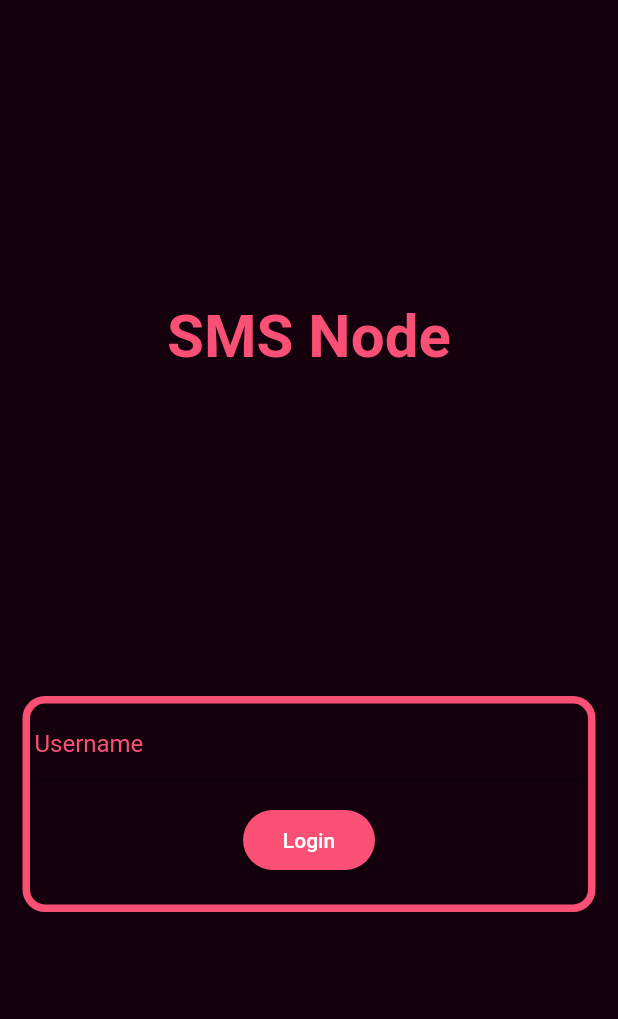
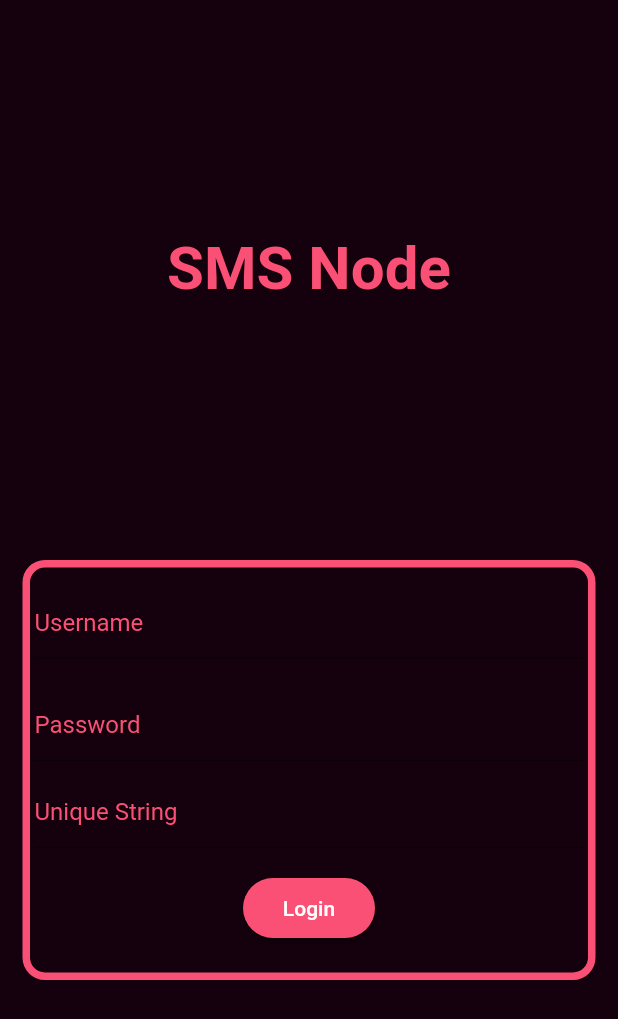
Before and after one commit to theProgrammerDavid/sms-sender, a Flutter app: the screen it shows after launch, on a phone screen of 412 x 824 dp. Shown: the top 1019 px of the screen. Run offline on Flutter 3.47's test engine with Material 2 defaults, Android fonts, the phone set to English and light mode, and no system bars; missing offline and left inert: sms.

Commit message:
login screen

```diff
--- a/app/lib/main.dart
+++ b/app/lib/main.dart
@@ -27,12 +27,13 @@ void main() {
 
 class MyApp extends StatelessWidget {
   // This widget is the root of your application.
+
   @override
   Widget build(BuildContext context) {
     return MaterialApp(
       title: 'SMS Node',
       theme: ThemeData(
-         primarySwatch: mediumPurple,
+        primarySwatch: mediumPurple,
         visualDensity: VisualDensity.adaptivePlatformDensity,
       ),
       home: MyHomePage(
@@ -52,6 +53,10 @@ class MyHomePage extends StatefulWidget {
 }
 
 class _MyHomePageState extends State<MyHomePage> {
+  TextEditingController uname;
+  TextEditingController pass;
+  TextEditingController ucode;
+
   @override
   Widget build(BuildContext context) {
     return Scaffold(
@@ -80,15 +85,41 @@ class _MyHomePageState extends State<MyHomePage> {
                   border: Border.all(color: lightPurple, width: 5),
                   borderRadius: new BorderRadius.circular(15)),
               child: Column(children: <Widget>[
+                SizedBox(height: 10),
+                //username
                 new TextField(
-
+                  controller: uname,
                   style: new TextStyle(color: lightPurple),
                   decoration: new InputDecoration(
                     hintText: 'Username',
                     hintStyle: new TextStyle(color: lightPurple),
-                      // fillColor: Colors.orange, filled: true
-                      ),
+                    // fillColor: Colors.orange, filled: true
+                  ),
                 ),
+                SizedBox(height: 20),
+                //password
+                 new TextField(
+                   obscureText: true,
+                  controller: uname,
+                  style: new TextStyle(color: lightPurple),
+                  decoration: new InputDecoration(
+                    hintText: 'Password',
+                    hintStyle: new TextStyle(color: lightPurple),
+                    // fillColor: Colors.orange, filled: true
+                  ),
+                ),
+                SizedBox(height: 10),
+                //unique string
+                 new TextField(
+                  controller: uname,
+                  style: new TextStyle(color: lightPurple),
+                  decoration: new InputDecoration(
+                    hintText: 'Unique String',
+                    hintStyle: new TextStyle(color: lightPurple),
+                    // fillColor: Colors.orange, filled: true
+                  ),
+                ),
+
                 MyButton("Login", lightPurple, () {}),
               ]),
             ),
```
